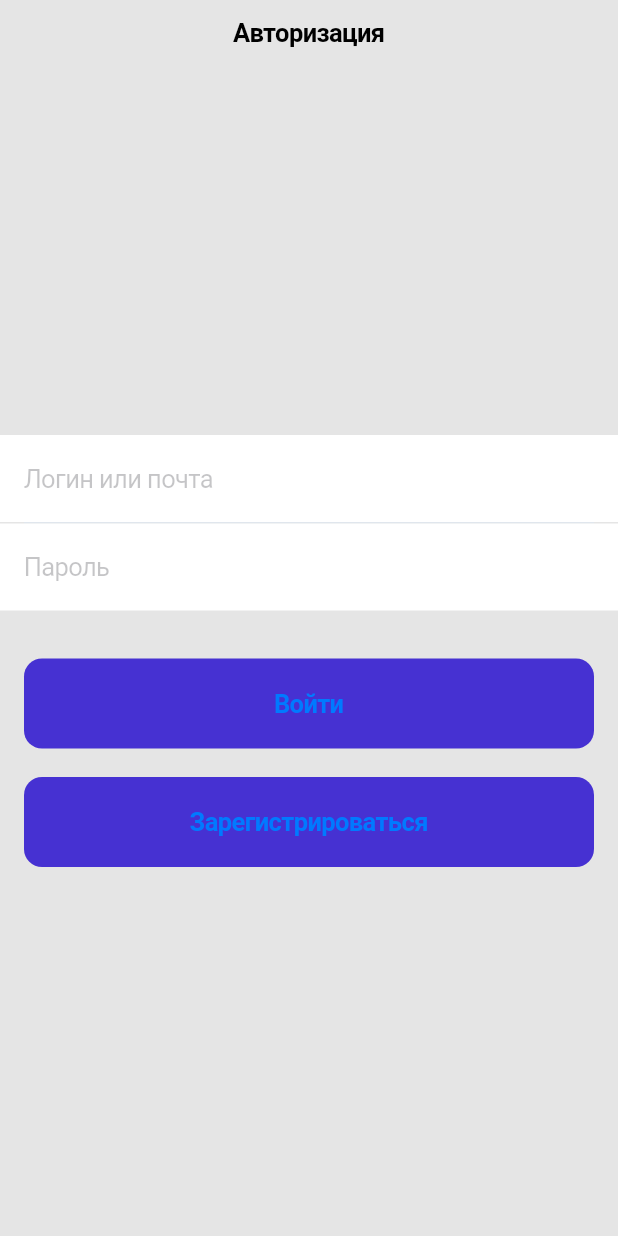
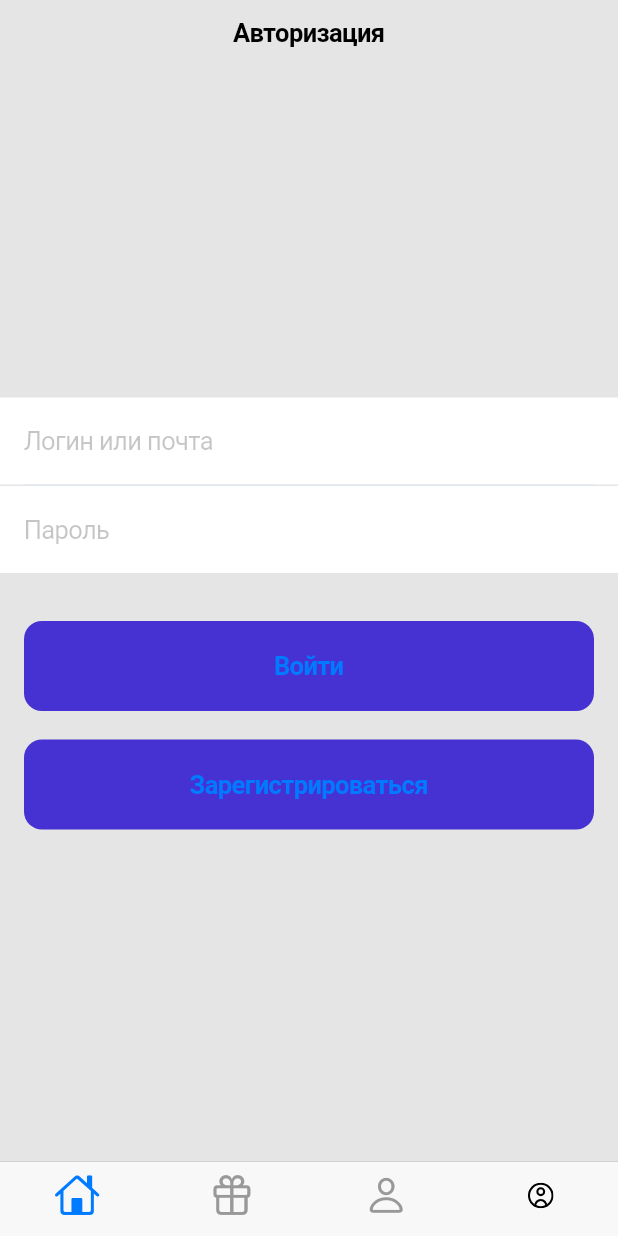
Before and after one commit to Bubble7777/codeunion, a Flutter app: the screen it shows after launch, on a phone screen of 412 x 824 dp. Run offline on Flutter 3.47's test engine with Material 2 defaults, Android fonts, the phone set to English and light mode, and no system bars; our stand-ins replace flutter_svg.

```diff
--- a/lib/main.dart
+++ b/lib/main.dart
@@ -1,6 +1,8 @@
 import 'package:codeunion/src/common/constans/color_constans.dart';
 import 'package:codeunion/src/router/router.dart';
 import 'package:codeunion/src/screens/auth/auth_screen.dart';
+import 'package:codeunion/src/screens/main/main_screen.dart';
+import 'package:codeunion/src/screens/profile/profile_screen.dart';
 import 'package:codeunion/src/screens/register/register_screen.dart';
 import 'package:flutter/cupertino.dart';
 import 'package:flutter/material.dart';
@@ -19,7 +21,8 @@ class MyApp extends StatelessWidget {
       theme: CupertinoThemeData(
         scaffoldBackgroundColor: AppColor.scaffoldBackground,
       ),
-      home: AuthScreen(),
+      home: MainScreen(),
+      // AuthScreen(),
       // RegisterScreen(),
     );
   }
--- a/lib/src/common/constans/color_constans.dart
+++ b/lib/src/common/constans/color_constans.dart
@@ -1,8 +1,18 @@
+import 'package:flutter/material.dart';
 import 'package:flutter/painting.dart';
 
 class AppColor {
   static const Color scaffoldBackground = Color(0xFFF3F4F6);
   static const Color white = Color(0xFFFFFFFF);
+
+  static const Color divider = Color(0xFFE0E6ED);
+  static const Color profileBackground = Color(0xFFE5E5E5);
+
+  //TextColor
+  static const Color black = Color(0xFF000000);
+  static const Color emailColor = Color(0xFF929292);
+
+  //ButtonColor
   static const Color main = Color(0xFF4631D2);
-  static const Color divider = Color(0xFFE0E6ED);
+  static const Color redButton = Color(0xFFEC3A4D);
 }
--- a/lib/src/screens/auth/auth_screen.dart
+++ b/lib/src/screens/auth/auth_screen.dart
@@ -4,7 +4,7 @@ import 'package:codeunion/src/common/widgets/custom_button.dart';
 import 'package:codeunion/src/common/widgets/custom_text_field.dart';
 import 'package:codeunion/src/common/widgets/text_field_divider.dart';
 import 'package:codeunion/src/router/routing_const.dart';
-import 'package:codeunion/src/screens/register/register_screen.dart';
+
 import 'package:flutter/cupertino.dart';
 
 class AuthScreen extends StatelessWidget {
--- /dev/null
+++ b/lib/src/screens/main/main_screen.dart
@@ -0,0 +1,56 @@
+import 'package:codeunion/src/screens/profile/profile_screen.dart';
+import 'package:codeunion/src/screens/register/register_screen.dart';
+import 'package:flutter/cupertino.dart';
+import 'package:codeunion/src/screens/auth/auth_screen.dart';
+import 'package:flutter_svg/flutter_svg.dart';
+
+class MainScreen extends StatelessWidget {
+  const MainScreen({Key? key}) : super(key: key);
+
+  @override
+  Widget build(BuildContext context) {
+    return CupertinoTabScaffold(
+      tabBar: CupertinoTabBar(
+        items: [
+          BottomNavigationBarItem(
+            icon: Icon(
+              CupertinoIcons.home,
+            ),
+          ),
+          BottomNavigationBarItem(
+            icon: Icon(CupertinoIcons.gift),
+          ),
+          BottomNavigationBarItem(
+            icon: Icon(CupertinoIcons.person),
+          ),
+          BottomNavigationBarItem(
+            icon: SvgPicture.asset(
+              'assets/icons/profile_avatar.svg',
+              alignment: Alignment.center,
+              width: 17,
+              height: 17,
+            ),
+          ),
+        ],
+      ),
+      tabBuilder: (context, index) {
+        return CupertinoTabView(
+          builder: (context) {
+            switch (index) {
+              case 0:
+                return AuthScreen();
+              case 1:
+                return RegisterScreen();
+              case 2:
+                return ProfileScreen();
+              case 3:
+                return ProfileScreen();
+              default:
+                return ProfileScreen();
+            }
+          },
+        );
+      },
+    );
+  }
+}
```
Also changed, not shown: lib/src/screens/profile/profile_preferences.dart (added, +9 -0 lines), lib/src/screens/profile/profile_screen.dart (added, +93 -0 lines), lib/src/screens/profile/profile_user.dart (added, +12 -0 lines), assets/icons/profile_avatar.svg (added).
